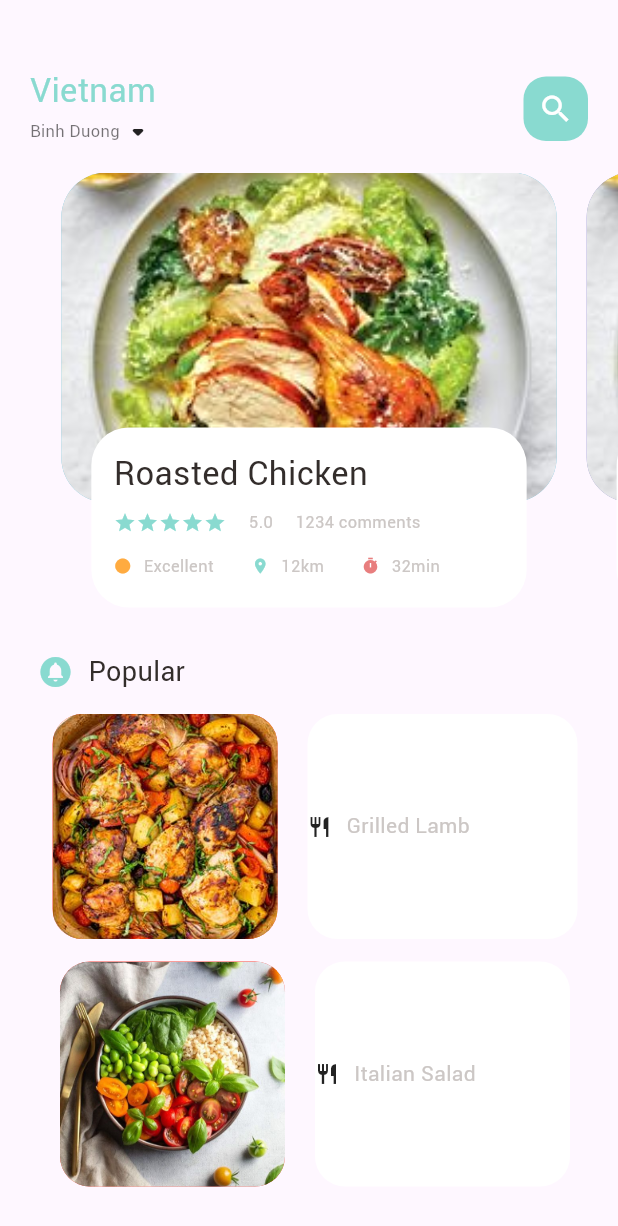
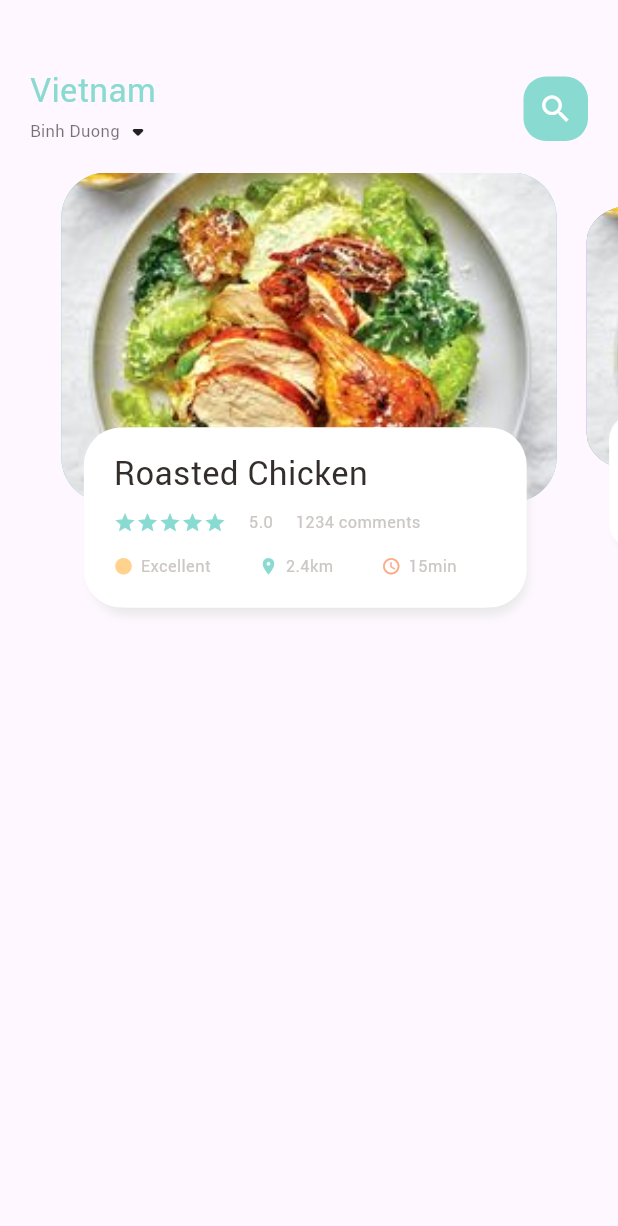
Before and after one commit to ndnam0409/Food-Delivery-App, a Flutter app: the screen it shows after launch, on a phone screen of 412 x 824 dp. Shown: the top 1226 px of the screen. Run offline on Flutter 3.47's test engine with Material 2 defaults, Android fonts, the phone set to English and light mode, and no system bars.

Commit message:
scale body page

```diff
--- a/lib/home/food_page_body.dart
+++ b/lib/home/food_page_body.dart
@@ -1,5 +1,6 @@
 import 'package:flutter/material.dart';
 import 'package:food_delivery/widgets/big_text.dart';
+import 'package:food_delivery/widgets/icon_and_text_widget.dart';
 import 'package:food_delivery/widgets/small_text.dart';
 
 import '../utils/colors.dart';
@@ -13,6 +14,27 @@ class FoodPageBody extends StatefulWidget {
 
 class _FoodPageBodyState extends State<FoodPageBody> {
   PageController pageController = PageController(viewportFraction: 0.85);
+  // ignore: unused_field
+  var _currentPageValue = 0.0;
+  final _scaleFactor = 0.8;
+  double _height = 220;
+
+  @override
+  void initState(){
+    super.initState();
+    pageController.addListener(() {
+      setState(() {
+        _currentPageValue = pageController.page!;
+
+      });
+    });
+  }
+
+  @override
+  void dispose(){
+    pageController.dispose();
+  }
+
   @override
   Widget build(BuildContext context) {
     return Column(
@@ -27,121 +49,35 @@ class _FoodPageBodyState extends State<FoodPageBody> {
             itemBuilder: (context, position){
             return _buildPageItem(position);
           }),
-        ),
-        Container(
-          margin: const EdgeInsets.only(left: 25),
-          child: Column(
-            children: [
-              Row(
-                children: [
-                  Icon(
-                    Icons.circle_notifications,
-                    color: AppColors.mainColor,
-                  ),
-                  const SizedBox(width: 10),
-                  BigText(text: "Popular", size: 18),
-                  const SizedBox(width: 15),
-                ],
-              ),
-              Padding(
-                padding: const EdgeInsets.only(top: 15),
-                child: Row(
-                  children: [
-                    Column(
-                      children: [
-                        Row(
-                          children: [
-                            Container(
-                              height: 150,
-                              width:150,
-                              margin: const EdgeInsets.only(left: 10, right: 10),
-                              decoration: BoxDecoration(
-                                borderRadius: BorderRadius.circular(20),
-                                color: Colors.red,
-                                image: const DecorationImage(
-                                  fit: BoxFit.cover,
-                                  image: AssetImage(
-                                    "assets/image/food2.jpg"
-                                  )
-                               )
-                              ),
-                            ),
-                            Container(
-                              height: 150,
-                              width:180,
-                              margin: const EdgeInsets.only(left: 10, right: 10),
-                              decoration: BoxDecoration(
-                                borderRadius: BorderRadius.circular(20),
-                                color: Colors.white,
-                              ),
-                              child: Container(
-                                child: Row(
-                                    children: [
-                                      const Icon(Icons.restaurant, size: 16),
-                                      const SizedBox(width: 10),
-                                      SmallText(text: "Grilled Lamb",size: 14)
-                                    ],
-                                  )
-                              )
-                            ),
-                          ],
-                        ),
-
-                        Padding(
-                          padding: const EdgeInsets.only(top: 15),
-                          child: Row(
-                            children: [
-                              Container(
-                                height: 150,
-                                width:150,
-                                margin: const EdgeInsets.only(left: 10, right: 10),
-                                decoration: BoxDecoration(
-                                  borderRadius: BorderRadius.circular(20),
-                                  color: Colors.red,
-                                  image: const DecorationImage(
-                                    fit: BoxFit.cover,
-                                    image: AssetImage(
-                                      "assets/image/food3.jpg"
-                                    )
-                                 )
-                                ),
-                              ),
-                              Container(
-                                height: 150,
-                                width:170,
-                                margin: const EdgeInsets.only(left: 10, right: 10),
-                                decoration: BoxDecoration(
-                                  borderRadius: BorderRadius.circular(20),
-                                  color: Colors.white,
-                                ),
-                                child: Container(
-                                child: Row(
-                                    children: [
-                                      const Icon(Icons.restaurant, size: 16),
-                                      const SizedBox(width: 10),
-                                      SmallText(text: "Italian Salad",size: 14),
-                                      const SizedBox(width: 10),
-                                    ],
-                                  )
-                              )
-                              ),
-
-                            ]
-                          ),
-                        )
-                      ],
-                    )
-                  ],
-                ),
-              )
-            ],
-          )
         )
       ],
     );
   }
   Widget _buildPageItem(int index){
-    return Stack(
+    Matrix4 matrix = new Matrix4.identity();
+    if (index == _currentPageValue.floor()){
+      var currentScale = 1 - (_currentPageValue - index) * (1 - _scaleFactor);
+      var currTrans = _height * (1 - currentScale) / 2;
+      matrix = Matrix4.diagonal3Values(1, currentScale, 1)..setTranslationRaw(0, currTrans, 0);
+
+    } else if (index == _currentPageValue.floor() + 1){
+      var currentScale = _scaleFactor + (_currentPageValue - index + 1) * (1 - _scaleFactor);
+      var currTrans = _height * (1 - currentScale) / 2;
+      matrix = Matrix4.diagonal3Values(1, currentScale, 1)..setTranslationRaw(0, currTrans, 0);
+
+    } else if (index == _currentPageValue.floor() - 1){
+      var currentScale = 1 - (_currentPageValue - index) * (1 - _scaleFactor);
+      var currTrans = _height * (1 - currentScale) / 2;
+      matrix = Matrix4.diagonal3Values(1, currentScale, 1)..setTranslationRaw(0, currTrans, 0);
+
+    } else{
+      var currentScale = 0.8;
+      matrix = Matrix4.diagonal3Values(1, currentScale, 1)..setTranslationRaw(0, _height*(1 - _scaleFactor) / 2, 1);
+    }
+
+    return Transform(
+      transform: matrix,
+      child: Stack(
         children: [
             Container(
               height: 220,
@@ -165,6 +101,17 @@ class _FoodPageBodyState extends State<FoodPageBody> {
                 decoration: BoxDecoration(
                   borderRadius: BorderRadius.circular(25),
                   color: Colors.white,
+                  boxShadow: const [
+                    BoxShadow(
+                      color: Color(0xFFe8e8e8),
+                      blurRadius: 5.0,
+                      offset: Offset(0,5),
+                    ),
+                    BoxShadow(
+                      color: Colors.white,
+                      offset: Offset(-5,0),
+                    ),
+                  ]
                 ),
                 child: Container(
                   padding: const EdgeInsets.only(top: 15, left: 15, right: 15),
@@ -188,35 +135,27 @@ class _FoodPageBodyState extends State<FoodPageBody> {
                           SmallText(text: "1234 comments")
                         ],
                       ),
-                    Padding(
-                      padding: const EdgeInsets.only(top: 15),
-                      child: Row(
+                      const SizedBox(height: 15),
+                      Row(
                         children: [
-                          const Icon(
-                            Icons.circle,
-                            color: Colors.orangeAccent,
-                            size: 12,
+                          IconAndTextWidget(
+                            icon: Icons.circle_sharp,
+                            text: "Excellent",
+                            iconColor: AppColors.iconColor1,
                           ),
-                          const SizedBox(width: 8),
-                          SmallText(text: "Excellent"),
-                          const SizedBox(width: 25),
-                          Icon(
-                            Icons.location_on,
-                            color: AppColors.mainColor,
-                            size: 12,
+                          const SizedBox(width: 32),
+                          IconAndTextWidget(
+                            icon: Icons.location_on,
+                            text: "2.4km",
+                            iconColor: AppColors.mainColor,
                           ),
-                          const SizedBox(width: 8),
-                          SmallText(text: "12km"),
-                          const SizedBox(width: 25),
-                          const Icon(
-                            Icons.timer,
-                            color: Color.fromARGB(255, 232, 126, 126),
-                            size: 12
-                          ),
-                          const SizedBox(width: 8),
-                          SmallText(text: "32min"),
+                          const SizedBox(width: 32),
+                          IconAndTextWidget(
+                            icon: Icons.access_time_rounded,
+                            text: "15min",
+                            iconColor: AppColors.iconColor2,
+                          )
                         ]
-                      ),
                       )
                     ],
                   )
@@ -224,6 +163,7 @@ class _FoodPageBodyState extends State<FoodPageBody> {
               ),
             ),
         ]
+      ),
     );
   }
 }
--- /dev/null
+++ b/lib/widgets/icon_and_text_widget.dart
@@ -0,0 +1,25 @@
+import 'package:flutter/material.dart';
+import 'package:food_delivery/widgets/small_text.dart';
+
+class IconAndTextWidget extends StatelessWidget {
+  final IconData icon;
+  final String text;
+  final Color iconColor;
+
+  const IconAndTextWidget({Key? key,
+    required this.icon,
+    required this.text,
+    required this.iconColor,
+  }) : super(key: key);
+
+  @override
+  Widget build(BuildContext context) {
+    return Row(
+      children: [
+        Icon(icon, color: iconColor, size: 13),
+        const SizedBox(width: 5),
+        SmallText(text: text),
+      ],
+    );
+  }
+}
```
Lines whose indentation alone changed are shown as unchanged.
